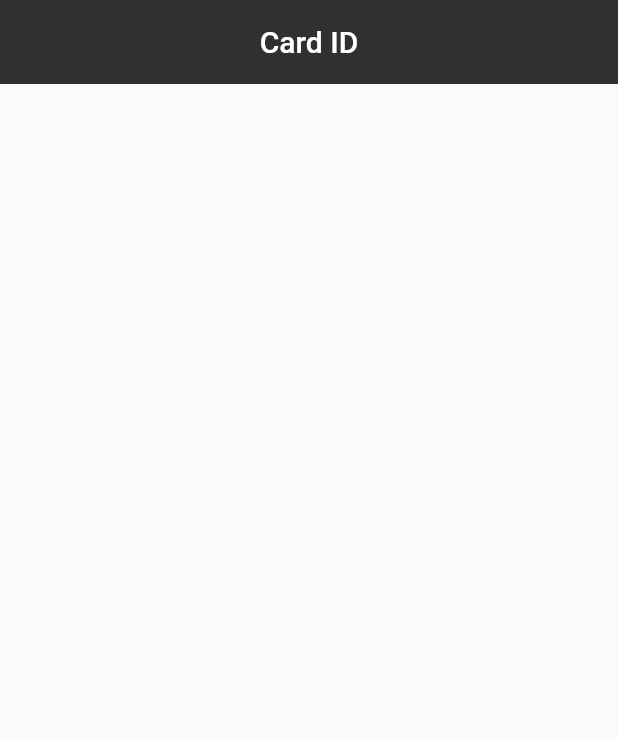
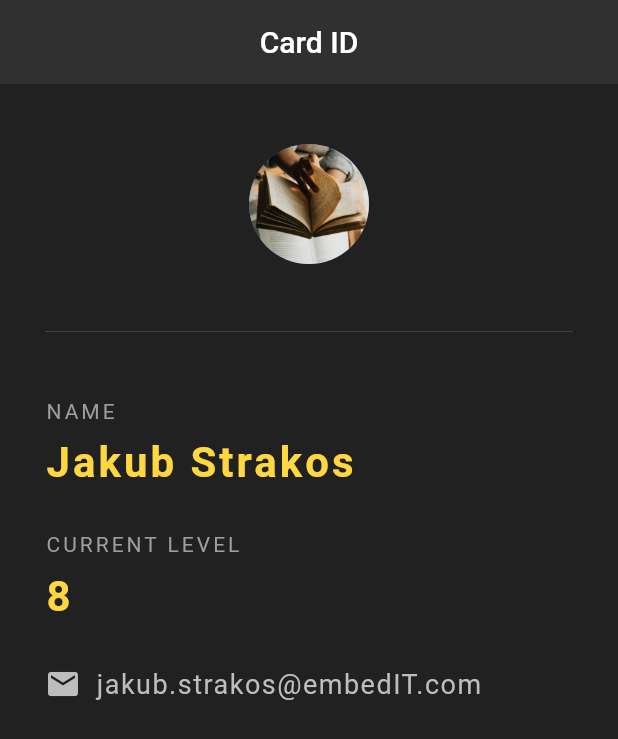
Before and after one commit to JackStrakos/Flutter_TimeApp, a Flutter app: the screen it shows after launch, on a phone screen of 412 x 824 dp. Shown: the top 739 px of the screen. Run offline on Flutter 3.47's test engine with Material 2 defaults, Android fonts, the light colour scheme and no system bars.

Commit message:
feat: Id page
Create Id page according to the YT video

```diff
--- a/time_zones/lib/main.dart
+++ b/time_zones/lib/main.dart
@@ -8,12 +8,84 @@ class Card extends StatelessWidget {
   @override
   Widget build(BuildContext context) {
     return Scaffold(
+      backgroundColor: Colors.grey[900],
       appBar: AppBar(
         title: Text('Card ID'),
         centerTitle: true,
         backgroundColor: Colors.grey[850],
         elevation: 0.0,
       ),
+      body: Padding(
+        padding: (EdgeInsets.fromLTRB(30.0, 40.0, 30.0, 0.0)),
+        child: Column(
+            crossAxisAlignment: CrossAxisAlignment.start,
+            children: <Widget>[
+              Center(
+                child: CircleAvatar(
+                  backgroundImage: AssetImage('assets/book.jpg'),
+                  radius: 40.0,
+                ),
+              ),
+              Divider(
+                height: 90.0,
+                color: Colors.grey[800],
+              ),
+              Text(
+                'NAME',
+                style: TextStyle(color: Colors.grey, letterSpacing: 2.0),
+              ),
+              SizedBox(
+                height: 10.0,
+              ),
+              Text(
+                'Jakub Strakos',
+                style: TextStyle(
+                    color: Colors.amberAccent[200],
+                    letterSpacing: 2.0,
+                    fontSize: 28.0,
+                    fontWeight: FontWeight.bold),
+              ),
+              SizedBox(
+                height: 30.0,
+              ),
+              Text(
+                'CURRENT LEVEL',
+                style: TextStyle(color: Colors.grey, letterSpacing: 2.0),
+              ),
+              SizedBox(
+                height: 10.0,
+              ),
+              Text(
+                '8',
+                style: TextStyle(
+                    color: Colors.amberAccent[200],
+                    letterSpacing: 2.0,
+                    fontSize: 28.0,
+                    fontWeight: FontWeight.bold),
+              ),
+              SizedBox(
+                height: 30.0,
+              ),
+              Row(
+                children: <Widget>[
+                  Icon(
+                    Icons.email,
+                    color: Colors.grey[400],
+                  ),
+                  SizedBox(
+                    width: 10.0,
+                  ),
+                  Text(
+                    'jakub.strakos@embedIT.com',
+                    style: TextStyle(
+                        color: Colors.grey[400],
+                        fontSize: 18.0,
+                        letterSpacing: 1.0),
+                  )
+                ],
+              )
+            ]),
+      ),
     );
   }
 }
```
